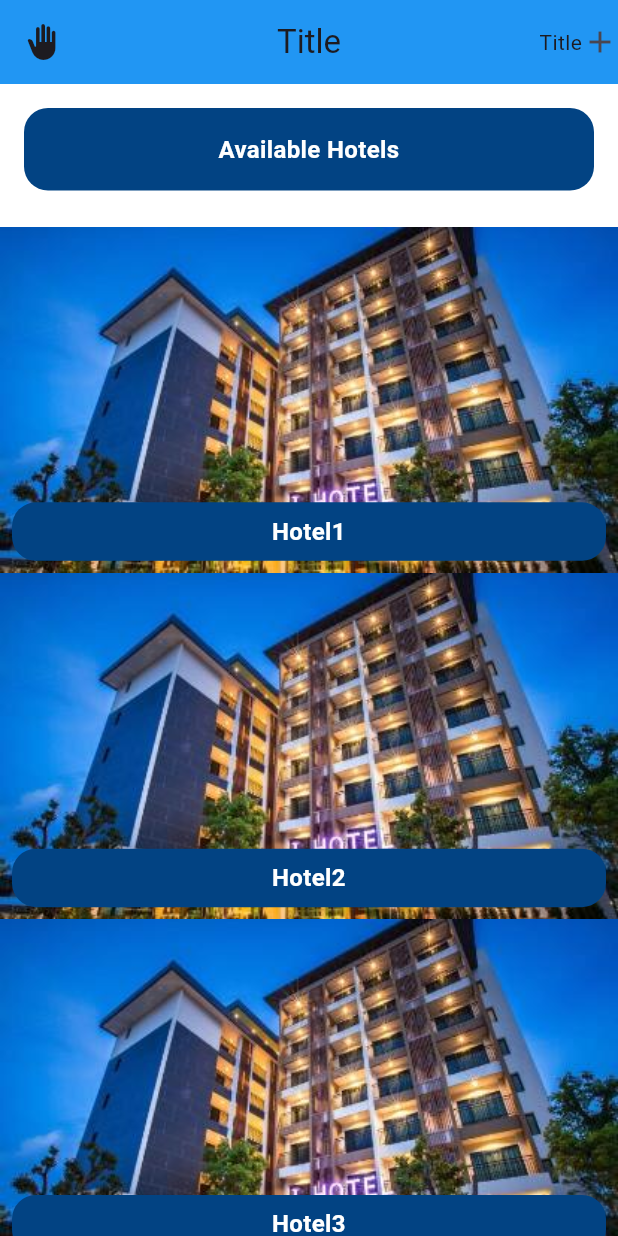
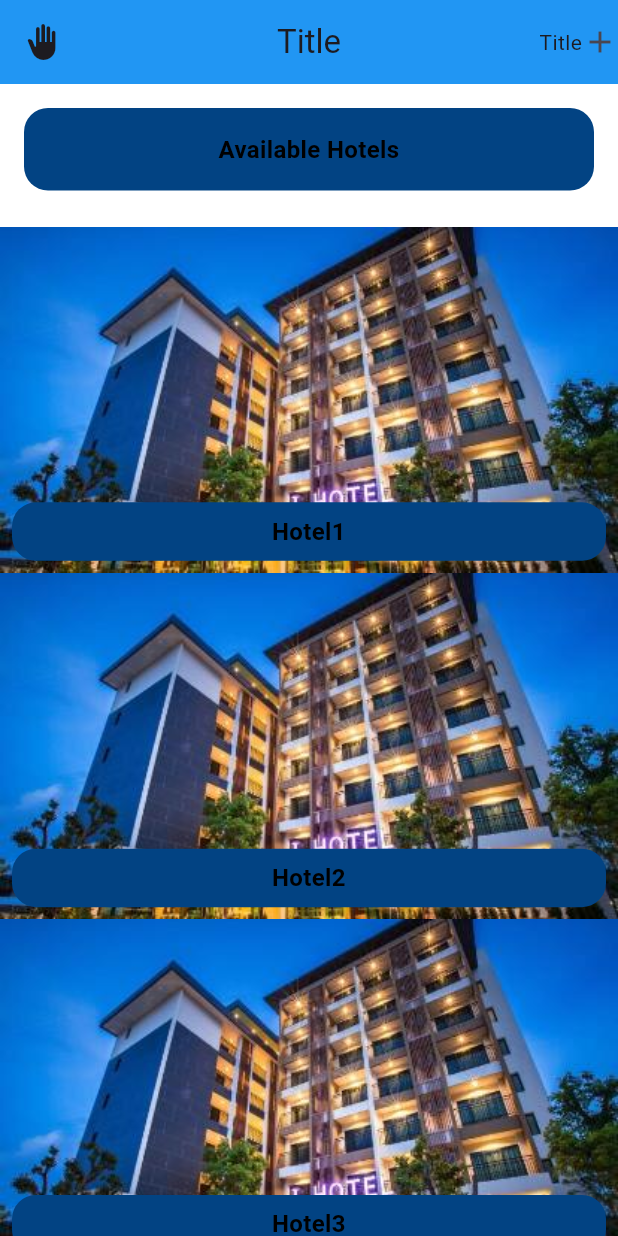
Before and after one commit to A-hmed/sat_basics, a Flutter app: the Home screen opened by its route, on a phone screen of 412 x 824 dp. Run offline on Flutter 3.47's test engine with Material 3 defaults, Android fonts, the phone set to English and light mode, and no system bars.

Commit message:
Updated text style.

```diff
--- a/lib/main.dart
+++ b/lib/main.dart
@@ -11,7 +11,7 @@ var blueDecoration =
     BoxDecoration(color: blue, borderRadius: BorderRadius.circular(16));
 Color blue = Color(0xff024383);
 TextStyle white700BoldStyle =
-    TextStyle(color: Colors.white, fontWeight: FontWeight.bold, fontSize: 16);
+    TextStyle(color: Colors.black, fontWeight: FontWeight.bold, fontSize: 16);
 
 void main() {
   runApp(MyApp());
```
